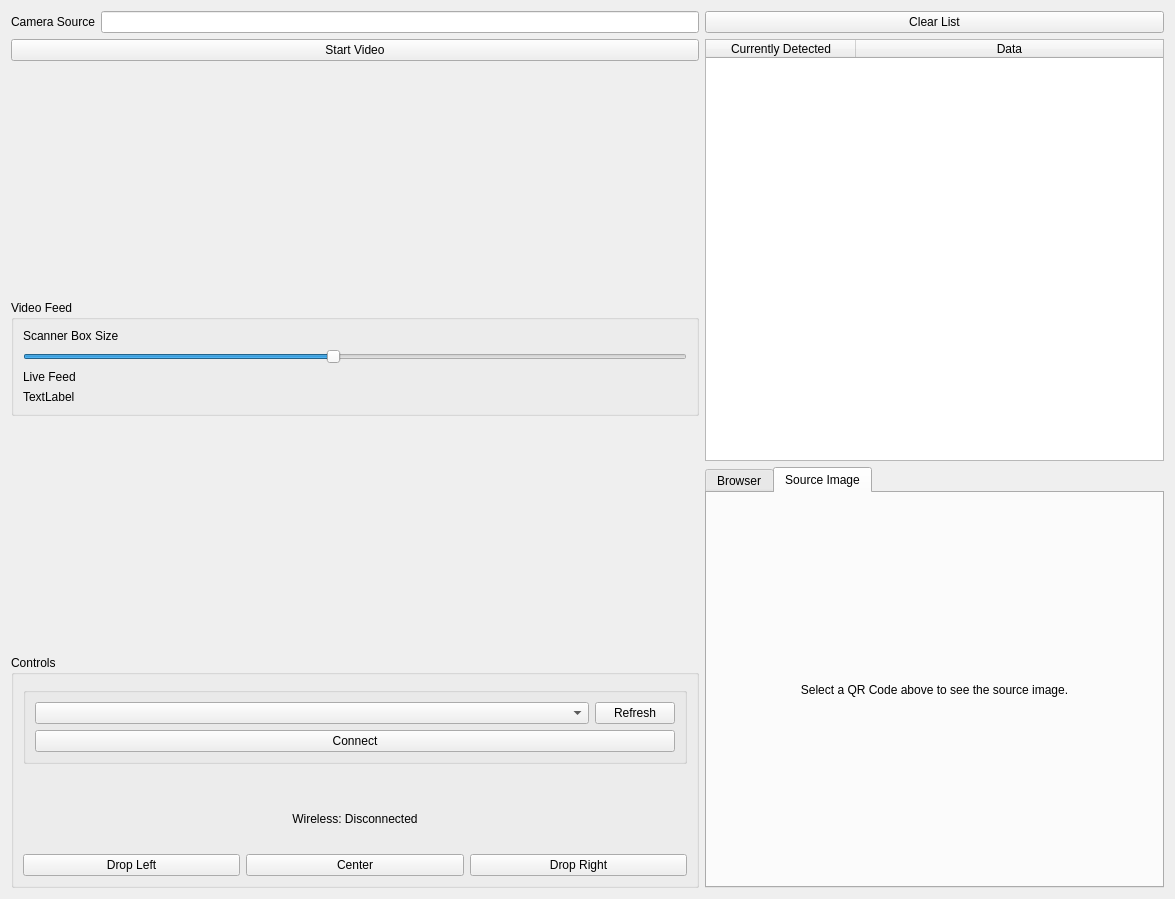
Above: interface.ui from bwees/LSA_Challenge before the change. Below: the same form after it.
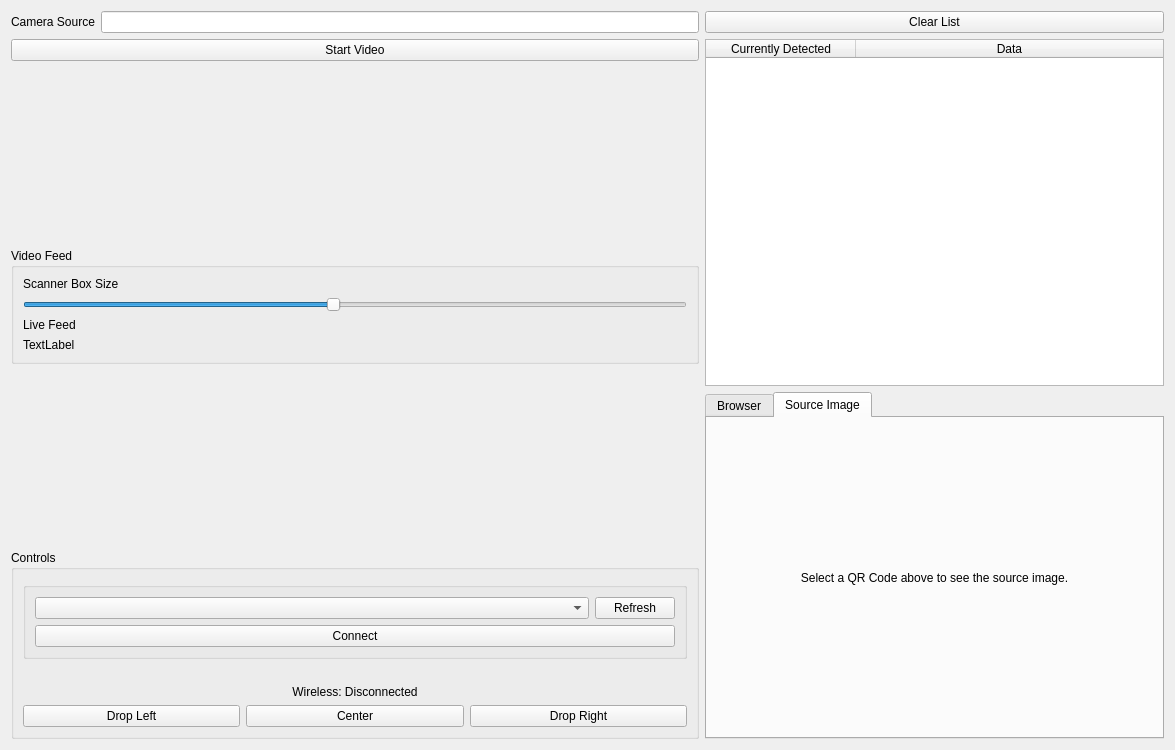
That is the form after the change. Icons and pictures are not drawn.

```diff
--- a/interface.ui
+++ b/interface.ui
@@ -7,7 +7,7 @@
     <x>0</x>
     <y>0</y>
     <width>1175</width>
-    <height>899</height>
+    <height>750</height>
    </rect>
   </property>
   <property name="windowTitle">
```
